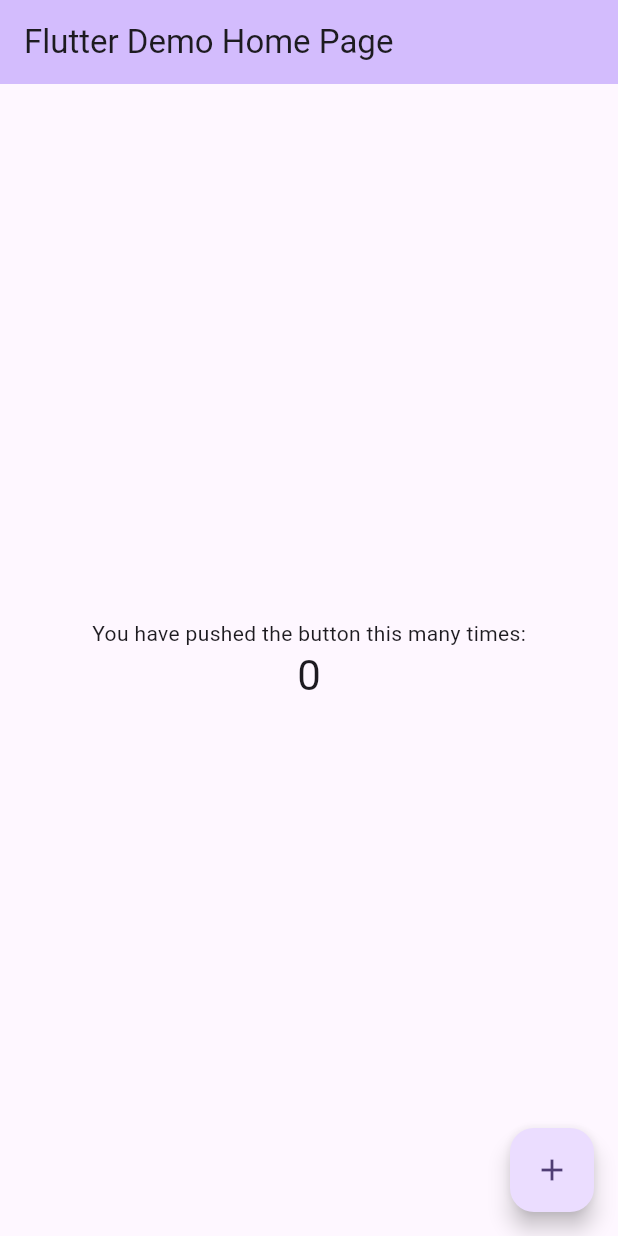
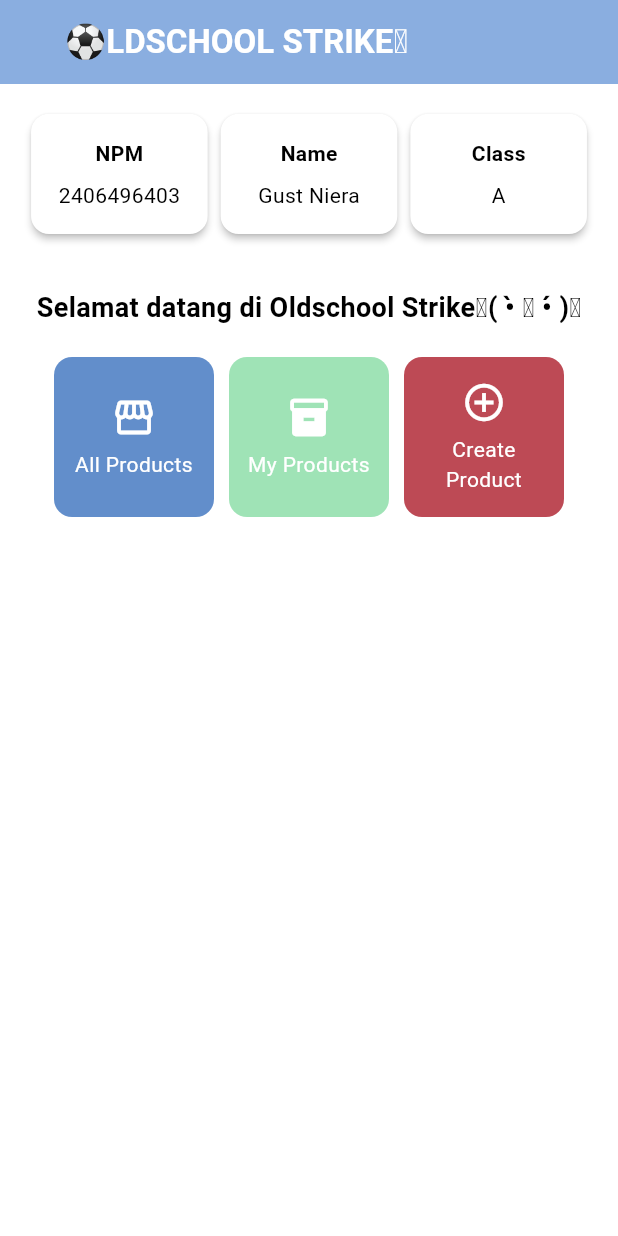
Before and after one commit to gstniera/oldschoolstrike-mobile, a Flutter app: the screen it shows after launch, on a phone screen of 412 x 824 dp. Run offline on Flutter 3.47's test engine with Material 3 defaults, Android fonts, the phone set to English and light mode, and no system bars.

Commit message:
Menyelesaikan Tugas 7

```diff
--- a/lib/main.dart
+++ b/lib/main.dart
@@ -1,4 +1,5 @@
 import 'package:flutter/material.dart';
+import 'package:oldschool_strike/menu.dart';
 
 void main() {
   runApp(const MyApp());
@@ -28,95 +29,11 @@
         //
         // This works for code too, not just values: Most code changes can be
         // tested with just a hot reload.
-        colorScheme: ColorScheme.fromSeed(seedColor: Colors.deepPurple),
+        colorScheme: ColorScheme.fromSwatch(
+          primarySwatch: Colors.blue,
+        ).copyWith(secondary: Colors.blueAccent[400]),
       ),
-      home: const MyHomePage(title: 'Flutter Demo Home Page'),
+      home: MyHomePage(),
     );
   }
 }
-
-class MyHomePage extends StatefulWidget {
-  const MyHomePage({super.key, required this.title});
-
-  // This widget is the home page of your application. It is stateful, meaning
-  // that it has a State object (defined below) that contains fields that affect
-  // how it looks.
-
-  // This class is the configuration for the state. It holds the values (in this
-  // case the title) provided by the parent (in this case the App widget) and
-  // used by the build method of the State. Fields in a Widget subclass are
-  // always marked "final".
-
-  final String title;
-
-  @override
-  State<MyHomePage> createState() => _MyHomePageState();
-}
-
-class _MyHomePageState extends State<MyHomePage> {
-  int _counter = 0;
-
-  void _incrementCounter() {
-    setState(() {
-      // This call to setState tells the Flutter framework that something has
-      // changed in this State, which causes it to rerun the build method below
-      // so that the display can reflect the updated values. If we changed
-      // _counter without calling setState(), then the build method would not be
-      // called again, and so nothing would appear to happen.
-      _counter++;
-    });
-  }
-
-  @override
-  Widget build(BuildContext context) {
-    // This method is rerun every time setState is called, for instance as done
-    // by the _incrementCounter method above.
-    //
-    // The Flutter framework has been optimized to make rerunning build methods
-    // fast, so that you can just rebuild anything that needs updating rather
-    // than having to individually change instances of widgets.
-    return Scaffold(
-      appBar: AppBar(
-        // TRY THIS: Try changing the color here to a specific color (to
-        // Colors.amber, perhaps?) and trigger a hot reload to see the AppBar
-        // change color while the other colors stay the same.
-        backgroundColor: Theme.of(context).colorScheme.inversePrimary,
-        // Here we take the value from the MyHomePage object that was created by
-        // the App.build method, and use it to set our appbar title.
-        title: Text(widget.title),
-      ),
-      body: Center(
-        // Center is a layout widget. It takes a single child and positions it
-        // in the middle of the parent.
-        child: Column(
-          // Column is also a layout widget. It takes a list of children and
-          // arranges them vertically. By default, it sizes itself to fit its
-          // children horizontally, and tries to be as tall as its parent.
-          //
-          // Column has various properties to control how it sizes itself and
-          // how it positions its children. Here we use mainAxisAlignment to
-          // center the children vertically; the main axis here is the vertical
-          // axis because Columns are vertical (the cross axis would be
-          // horizontal).
-          //
-          // TRY THIS: Invoke "debug painting" (choose the "Toggle Debug Paint"
-          // action in the IDE, or press "p" in the console), to see the
-          // wireframe for each widget.
-          mainAxisAlignment: MainAxisAlignment.center,
-          children: <Widget>[
-            const Text('You have pushed the button this many times:'),
-            Text(
-              '$_counter',
-              style: Theme.of(context).textTheme.headlineMedium,
-            ),
-          ],
-        ),
-      ),
-      floatingActionButton: FloatingActionButton(
-        onPressed: _incrementCounter,
-        tooltip: 'Increment',
-        child: const Icon(Icons.add),
-      ), // This trailing comma makes auto-formatting nicer for build methods.
-    );
-  }
-}
--- /dev/null
+++ b/lib/menu.dart
@@ -0,0 +1,193 @@
+import 'package:flutter/material.dart';
+
+class MyHomePage extends StatelessWidget {
+  MyHomePage({super.key});
+
+  final String nama = "Gust Niera"; //nama
+  final String npm = "2406496403"; //npm
+  final String kelas = "A"; //kelas
+  final List<ItemHomepage> items = [
+    ItemHomepage(
+      "All Products",
+      Icons.storefront,
+      const Color(0xFF628ECB), // #628ECB (biru)
+      Colors.white,
+    ),
+    ItemHomepage(
+      "My Products",
+      Icons.inventory_2,
+      const Color(0xFF9FE3B6), // #9fe3b6 (hijau)
+      Colors.white,
+    ),
+    ItemHomepage(
+      "Create Product",
+      Icons.add_circle_outline,
+      const Color(0xFFBD4A55), // #bd4a55 (merah)
+      Colors.white,
+    ),
+  ];
+
+  @override
+  Widget build(BuildContext context) {
+    // Scaffold menyediakan struktur dasar halaman dengan AppBar dan body.
+    return Scaffold(
+      // AppBar adalah bagian atas halaman yang menampilkan judul.
+      appBar: AppBar(
+        title: const Text(
+          'ᯓ⚽︎LDSCHOOL STRIKEᯓ',
+          style: TextStyle(color: Colors.white, fontWeight: FontWeight.bold),
+        ),
+        backgroundColor: const Color(0xFF8AAEE0), // #8aaee0
+      ),
+      // Body halaman dengan padding di sekelilingnya.
+      body: Padding(
+        padding: const EdgeInsets.all(16.0),
+        // Menyusun widget secara vertikal dalam sebuah kolom.
+        child: Column(
+          crossAxisAlignment: CrossAxisAlignment.center,
+          children: [
+            // Row untuk menampilkan 3 InfoCard secara horizontal.
+            Row(
+              mainAxisAlignment: MainAxisAlignment.spaceEvenly,
+              children: [
+                InfoCard(title: 'NPM', content: npm),
+                InfoCard(title: 'Name', content: nama),
+                InfoCard(title: 'Class', content: kelas),
+              ],
+            ),
+
+            // Memberikan jarak vertikal 16 unit.
+            const SizedBox(height: 16.0),
+
+            // Menempatkan widget berikutnya di tengah halaman.
+            Center(
+              child: Column(
+                // Menyusun teks dan grid item secara vertikal.
+                children: [
+                  // Menampilkan teks sambutan dengan gaya tebal dan ukuran 18.
+                  const Padding(
+                    padding: EdgeInsets.only(top: 16.0),
+                    child: Text(
+                      'Selamat datang di Oldschool Strikeᕙ( •̀ ᗜ •́ )ᕗ',
+                      style: TextStyle(
+                        fontWeight: FontWeight.bold,
+                        fontSize: 18.0,
+                      ),
+                    ),
+                  ),
+
+                  // Grid untuk menampilkan ItemCard dalam bentuk grid 3 kolom.
+                  GridView.count(
+                    primary: true,
+                    padding: const EdgeInsets.all(20),
+                    crossAxisSpacing: 10,
+                    mainAxisSpacing: 10,
+                    crossAxisCount: 3,
+                    // Agar grid menyesuaikan tinggi kontennya.
+                    shrinkWrap: true,
+
+                    // Menampilkan ItemCard untuk setiap item dalam list items.
+                    children: items.map((ItemHomepage item) {
+                      return ItemCard(item);
+                    }).toList(),
+                  ),
+                ],
+              ),
+            ),
+          ],
+        ),
+      ),
+    );
+  }
+}
+
+class InfoCard extends StatelessWidget {
+  // Kartu informasi yang menampilkan title dan content.
+
+  final String title; // Judul kartu.
+  final String content; // Isi kartu.
+
+  const InfoCard({super.key, required this.title, required this.content});
+
+  @override
+  Widget build(BuildContext context) {
+    return Card(
+      // Membuat kotak kartu dengan bayangan dibawahnya.
+      elevation: 2.0,
+      child: Container(
+        // Mengatur ukuran dan jarak di dalam kartu.
+        width:
+            MediaQuery.of(context).size.width /
+            3.5, // menyesuaikan dengan lebar device yang digunakan.
+        padding: const EdgeInsets.all(16.0),
+        // Menyusun title dan content secara vertikal.
+        child: Column(
+          children: [
+            Text(title, style: const TextStyle(fontWeight: FontWeight.bold)),
+            const SizedBox(height: 8.0),
+            Text(content),
+          ],
+        ),
+      ),
+    );
+  }
+}
+
+class ItemHomepage {
+  final String name;
+  final IconData icon;
+  final Color bgColor;
+  final Color textColor;
+
+  ItemHomepage(this.name, this.icon, this.bgColor, this.textColor);
+}
+
+class ItemCard extends StatelessWidget {
+  // Menampilkan kartu dengan ikon dan nama.
+
+  final ItemHomepage item;
+
+  const ItemCard(this.item, {super.key});
+
+  @override
+  Widget build(BuildContext context) {
+    return Material(
+      color: item.bgColor, // gunakan warna dari item
+      borderRadius: BorderRadius.circular(12),
+
+      child: InkWell(
+        borderRadius: BorderRadius.circular(12),
+        // Aksi ketika kartu ditekan.
+        onTap: () {
+          // Menampilkan pesan SnackBar saat kartu ditekan.
+          ScaffoldMessenger.of(context)
+            ..hideCurrentSnackBar()
+            ..showSnackBar(
+              SnackBar(
+                content: Text("Kamu telah menekan tombol ${item.name}!"),
+              ),
+            );
+        },
+        // Container untuk menyimpan Icon dan Text
+        child: Container(
+          padding: const EdgeInsets.all(8),
+          child: Center(
+            child: Column(
+              // Menyusun ikon dan teks di tengah kartu.
+              mainAxisAlignment: MainAxisAlignment.center,
+              children: [
+                Icon(item.icon, color: item.textColor, size: 30.0),
+                const Padding(padding: EdgeInsets.all(3)),
+                Text(
+                  item.name,
+                  textAlign: TextAlign.center,
+                  style: TextStyle(color: item.textColor),
+                ),
+              ],
+            ),
+          ),
+        ),
+      ),
+    );
+  }
+}
```
